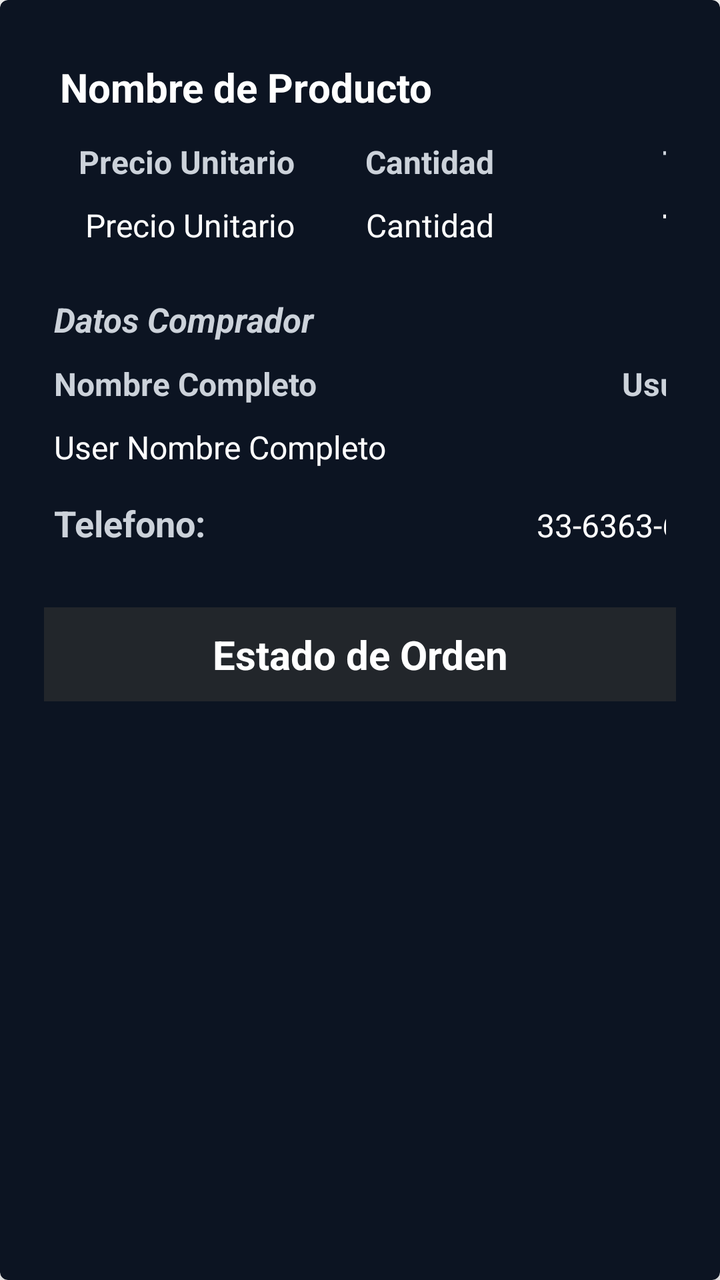
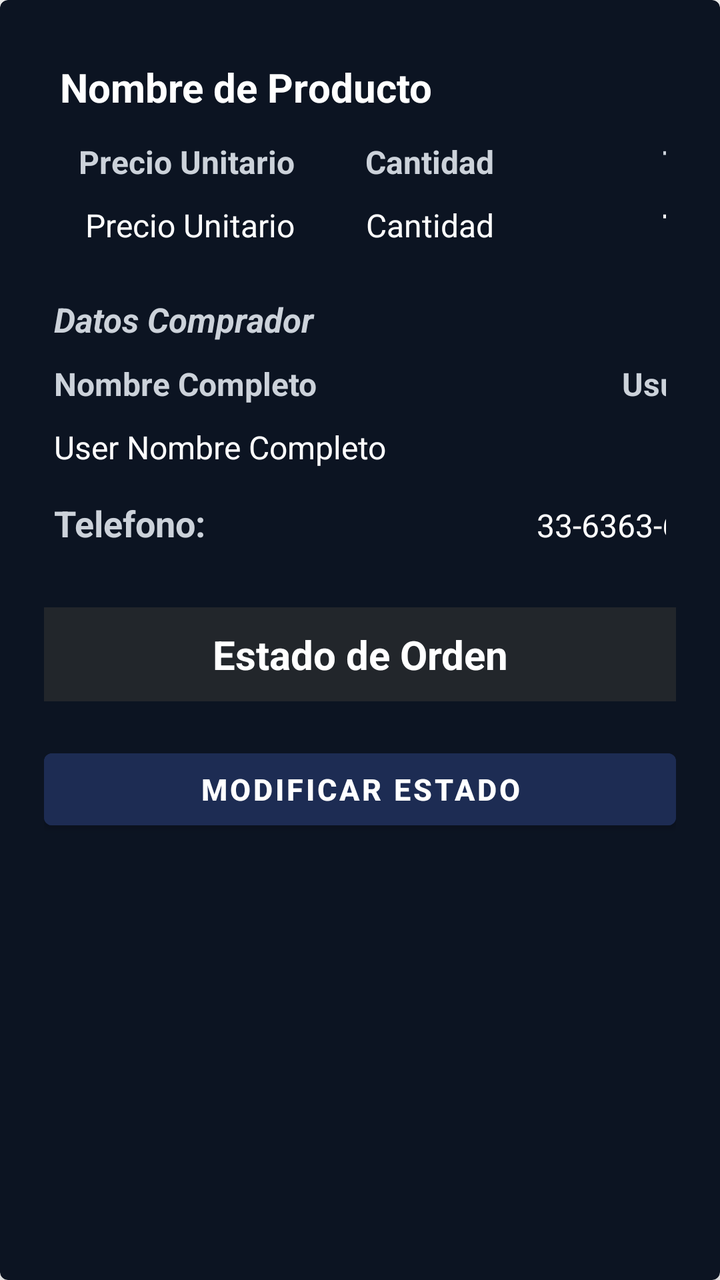

The first picture is an Android layout as it rendered before a commit; the second is the same layout after the commit. The layout source and the unified diff follow.
<!-- AndroidManifest.xml: application theme Theme.UNIverse -->
<!-- res/layout/order_table.xml -->
<?xml version="1.0" encoding="utf-8"?>
<androidx.cardview.widget.CardView xmlns:android="http://schemas.android.com/apk/res/android"
    xmlns:app="http://schemas.android.com/apk/res-auto"
    android:id="@+id/card_view_order"
    android:layout_width="match_parent"
    android:layout_height="wrap_content"
    app:cardBackgroundColor="@color/post"
    android:layout_margin="8dp"
    app:cardCornerRadius="4dp"
    app:contentPadding="2dp"
    app:cardElevation="6dp">

    <RelativeLayout
        android:layout_width="match_parent"
        android:layout_height="wrap_content"
        android:padding="20dp">

        <TextView
            android:id="@+id/order_view_product_name"
            android:layout_width="350dp"
            android:padding="8dp"
            android:layout_height="wrap_content"
            android:text="Nombre de Producto"
            android:textStyle="bold"
            android:textSize="20sp"
            android:textColor="@color/white"
            android:layout_alignParentStart="true"
            android:layout_alignParentTop="true"
            android:layout_alignParentEnd="true"/>

        <LinearLayout
            android:id="@+id/order_section_price_and_cant_only_text"
            android:layout_width="wrap_content"
            android:layout_height="wrap_content"
            android:padding="5dp"
            android:orientation="horizontal"
            android:layout_alignParentEnd="true"
            android:layout_alignParentStart="true"
            android:layout_below="@id/order_view_product_name">

            <TextView
                android:layout_width="120dp"
                android:layout_height="wrap_content"
                android:text="Precio Unitario"
                android:textStyle="bold"
                android:textAlignment="textEnd"
                android:textSize="16sp"
                android:textColor="@color/gray"/>
            <TextView
                android:layout_width="100dp"
                android:layout_height="wrap_content"
                android:text="Cantidad"
                android:textStyle="bold"
                android:textAlignment="textEnd"
                android:textSize="16sp"
                android:textColor="@color/gray"/>
            <TextView
                android:layout_width="120dp"
                android:layout_height="wrap_content"
                android:text="Total"
                android:textAlignment="textEnd"
                android:textStyle="bold"
                android:textSize="16sp"
                android:textColor="@color/gray"/>
        </LinearLayout>

        <LinearLayout
            android:id="@+id/order_section_price_and_cant"
            android:layout_width="wrap_content"
            android:layout_height="wrap_content"
            android:padding="5dp"
            android:orientation="horizontal"
            android:layout_alignParentEnd="true"
            android:layout_alignParentStart="true"
            android:layout_below="@id/order_section_price_and_cant_only_text">

            <TextView
                android:id="@+id/order_cost"
                android:layout_width="120dp"
                android:layout_height="wrap_content"
                android:text="Precio Unitario"
                android:textAlignment="textEnd"
                android:textSize="16sp"
                android:textColor="@color/white"/>
            <TextView
                android:id="@+id/order_cant"
                android:layout_width="100dp"
                android:layout_height="wrap_content"
                android:text="Cantidad"
                android:textAlignment="textEnd"
                android:textSize="16sp"
                android:textColor="@color/white"/>
            <TextView
                android:id="@+id/order_total"
                android:layout_width="120dp"
                android:layout_height="wrap_content"
                android:text="Total"
                android:textAlignment="textEnd"
                android:textStyle="bold"
                android:textSize="16sp"
                android:textColor="@color/white"/>
        </LinearLayout>

        <TextView
            android:id="@+id/section_data_user"
            android:layout_width="350dp"
            android:layout_height="wrap_content"
            android:layout_marginTop="15dp"
            android:padding="5dp"
            android:text="Datos Comprador"
            android:textSize="17sp"
            android:textStyle="bold|italic"
            android:textColor="@color/gray"
            android:layout_alignParentEnd="true"
            android:layout_alignParentStart="true"
            android:layout_below="@id/order_section_price_and_cant"/>

        <LinearLayout
            android:id="@+id/order_section_name_user_only_text"
            android:layout_width="wrap_content"
            android:layout_height="wrap_content"
            android:padding="5dp"
            android:orientation="horizontal"
            android:layout_alignParentEnd="true"
            android:layout_alignParentStart="true"
            android:layout_below="@id/section_data_user">

            <TextView
                android:layout_width="200dp"
                android:layout_height="wrap_content"
                android:text="Nombre Completo"
                android:textStyle="bold"
                android:textSize="16sp"
                android:textColor="@color/gray"/>
            <TextView
                android:layout_width="140dp"
                android:layout_height="wrap_content"
                android:text="Usuario"
                android:textAlignment="textEnd"
                android:textStyle="bold"
                android:textSize="16sp"
                android:textColor="@color/gray"/>
        </LinearLayout>

        <LinearLayout
            android:id="@+id/order_section_name_user"
            android:layout_width="wrap_content"
            android:layout_height="wrap_content"
            android:padding="5dp"
            android:orientation="horizontal"
            android:layout_alignParentEnd="true"
            android:layout_alignParentStart="true"
            android:layout_below="@id/order_section_name_user_only_text">

            <TextView
                android:id="@+id/order_user_name"
                android:layout_width="200dp"
                android:layout_height="wrap_content"
                android:text="User Nombre Completo"
                android:textSize="16sp"
                android:textColor="@color/white"/>
            <TextView
                android:id="@+id/order_user_username"
                android:layout_width="140dp"
                android:layout_height="wrap_content"
                android:text="User"
                android:textAlignment="textEnd"
                android:textSize="16sp"
                android:textColor="@color/gray"/>
        </LinearLayout>

        <LinearLayout
            android:id="@+id/order_section_tel"
            android:layout_width="wrap_content"
            android:layout_height="wrap_content"
            android:layout_marginTop="5dp"
            android:padding="5dp"
            android:orientation="horizontal"
            android:layout_alignParentEnd="true"
            android:layout_alignParentStart="true"
            android:layout_below="@id/order_section_name_user">

            <TextView
                android:layout_width="140dp"
                android:layout_height="wrap_content"
                android:text="Telefono:"
                android:textStyle="bold"
                android:textSize="18sp"
                android:textColor="@color/gray"/>
            <TextView
                android:id="@+id/order_user_tel"
                android:layout_width="200dp"
                android:layout_height="wrap_content"
                android:text="33-6363-6356"
                android:textAlignment="textEnd"
                android:textSize="16sp"
                android:textColor="@color/white"/>
        </LinearLayout>

        <LinearLayout
            android:id="@+id/order_section_buttons"
            android:layout_width="wrap_content"
            android:layout_height="wrap_content"
            android:visibility="visible"
            android:layout_marginTop="15dp"
            android:padding="5dp"
            android:gravity="center"
            android:orientation="horizontal"
            android:layout_alignParentEnd="true"
            android:layout_alignParentStart="true"
            android:layout_below="@id/order_section_tel">

            <Button
                android:id="@+id/order_btn_cancelar"
                android:layout_width="120dp"
                android:layout_height="50dp"
                android:layout_marginStart="10dp"
                android:layout_marginEnd="10dp"
                android:text="Cancelar"
                android:textColor="@color/white"/>
            <Button
                android:id="@+id/order_btn_aceptar"
                android:layout_width="120dp"
                android:layout_height="50dp"
                android:layout_marginStart="10dp"
                android:layout_marginEnd="10dp"
                android:text="Aceptar"
                android:textColor="@color/white"/>
        </LinearLayout>

        <TextView
            android:id="@+id/order_state_text"
            android:layout_width="match_parent"
            android:layout_height="wrap_content"
            android:layout_marginTop="25dp"
            android:padding="10dp"
            android:text="Estado de Orden"
            android:textColor="@color/white"
            android:textSize="20sp"
            android:textAlignment="center"
            android:textStyle="bold"
            android:background="@color/gray_toolbar"
            android:layout_alignParentEnd="true"
            android:layout_alignParentStart="true"
            android:layout_below="@id/order_section_tel"/>


    </RelativeLayout>

</androidx.cardview.widget.CardView>
<!-- resources referenced by this layout -->
<resources>
  <color name="gray">#CCD2DA</color>
  <color name="gray_toolbar">#22262B</color>
  <color name="post">#0C1422</color>
  <color name="white">#FFFFFFFF</color>
  <style name="Theme.UNIverse" parent="Theme.MaterialComponents.DayNight.NoActionBar">
          
          <item name="colorPrimary">@color/cyan</item>
          <item name="colorPrimaryVariant">@color/purple_700</item>
          <item name="colorOnPrimary">@color/white</item>
          
          <item name="colorSecondary">@color/teal_200</item>
          <item name="colorSecondaryVariant">@color/teal_700</item>
          <item name="colorOnSecondary">@color/black</item>
          
          <item name="android:statusBarColor">?attr/colorPrimaryVariant</item>
          
          <item name="colorButtonNormal">@color/cyan</item>
      </style>
  <color name="cyan">#049B90</color>
  <color name="purple_700">#FF3700B3</color>
  <color name="teal_200">#FF03DAC5</color>
  <color name="teal_700">#FF018786</color>
  <color name="black">#FF000000</color>
</resources>

<!-- the commit's change to res/layout/order_table.xml (unified diff, before → after) -->
@@ -212,20 +212,23 @@
 
             <Button
                 android:id="@+id/order_btn_cancelar"
-                android:layout_width="120dp"
+                android:layout_width="140dp"
                 android:layout_height="50dp"
                 android:layout_marginStart="10dp"
                 android:layout_marginEnd="10dp"
                 android:text="Cancelar"
-                android:textColor="@color/white"/>
+                android:textSize="15sp"
+                android:textColor="@color/white"
+                android:backgroundTint="@color/cloud_burst"/>
             <Button
                 android:id="@+id/order_btn_aceptar"
-                android:layout_width="120dp"
+                android:layout_width="140dp"
                 android:layout_height="50dp"
                 android:layout_marginStart="10dp"
                 android:layout_marginEnd="10dp"
                 android:text="Aceptar"
-                android:textColor="@color/white"/>
+                android:textSize="15sp"
+                android:textColor="@color/white" />
         </LinearLayout>
 
         <TextView
@@ -244,6 +247,21 @@
             android:layout_alignParentStart="true"
             android:layout_below="@id/order_section_tel"/>
 
+        <Button
+            android:id="@+id/order_change_state"
+            android:layout_width="190dp"
+            android:layout_height="48dp"
+            android:layout_marginTop="20dp"
+            android:text="Modificar Estado"
+            android:textSize="15sp"
+            android:textAlignment="center"
+            android:textStyle="bold"
+            android:layout_alignParentEnd="true"
+            android:layout_alignParentStart="true"
+            android:layout_below="@id/order_state_text"
+            android:backgroundTint="@color/cloud_burst"
+            android:textColor="@color/white"/>
+
 
     </RelativeLayout>
 
<!-- resource entries referenced after the edit -->
@@ -1,27 +1,28 @@
 <!-- resources referenced by this layout -->
 <resources>
+  <color name="cloud_burst">#1d2c53</color>
   <color name="gray">#CCD2DA</color>
   <color name="gray_toolbar">#22262B</color>
   <color name="post">#0C1422</color>
   <color name="white">#FFFFFFFF</color>
   <style name="Theme.UNIverse" parent="Theme.MaterialComponents.DayNight.NoActionBar">
           
-          <item name="colorPrimary">@color/cyan</item>
+          <item name="colorPrimary">@color/sky_blue_button</item>
           <item name="colorPrimaryVariant">@color/purple_700</item>
           <item name="colorOnPrimary">@color/white</item>
           
           <item name="colorSecondary">@color/teal_200</item>
-          <item name="colorSecondaryVariant">@color/teal_700</item>
+          <item name="colorSecondaryVariant">@color/sky_blue_button</item>
           <item name="colorOnSecondary">@color/black</item>
           
           <item name="android:statusBarColor">?attr/colorPrimaryVariant</item>
           
           <item name="colorButtonNormal">@color/cyan</item>
       </style>
+  <color name="sky_blue_button">#008FFF</color>
   <color name="cyan">#049B90</color>
   <color name="purple_700">#FF3700B3</color>
   <color name="teal_200">#FF03DAC5</color>
-  <color name="teal_700">#FF018786</color>
   <color name="black">#FF000000</color>
 </resources>
 
